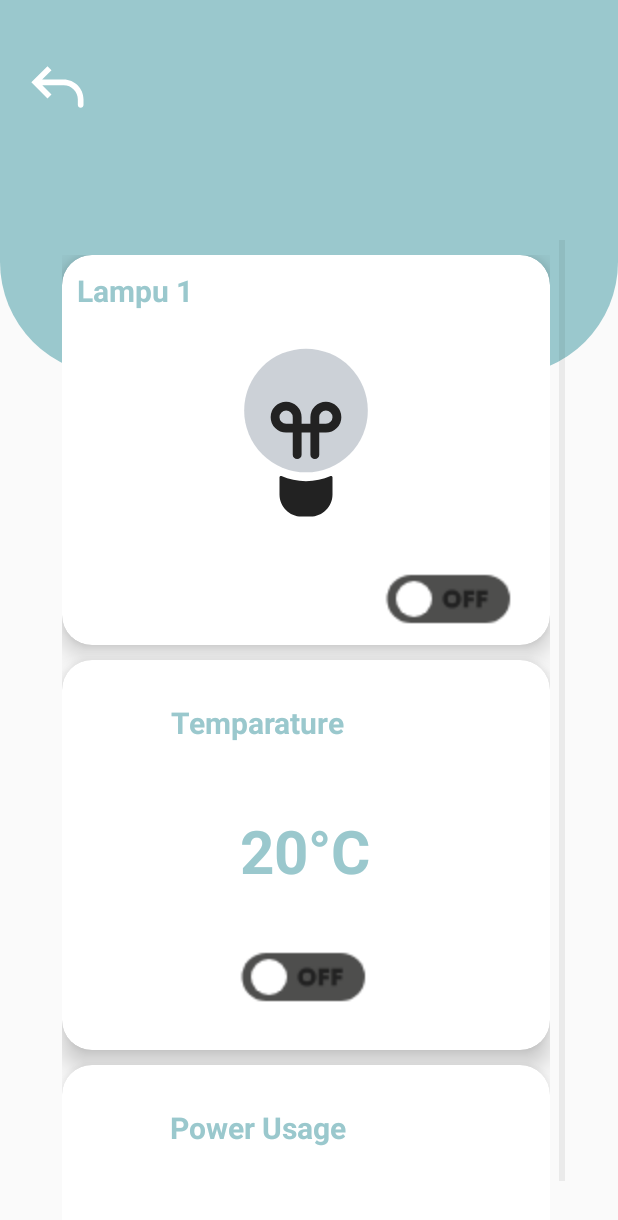
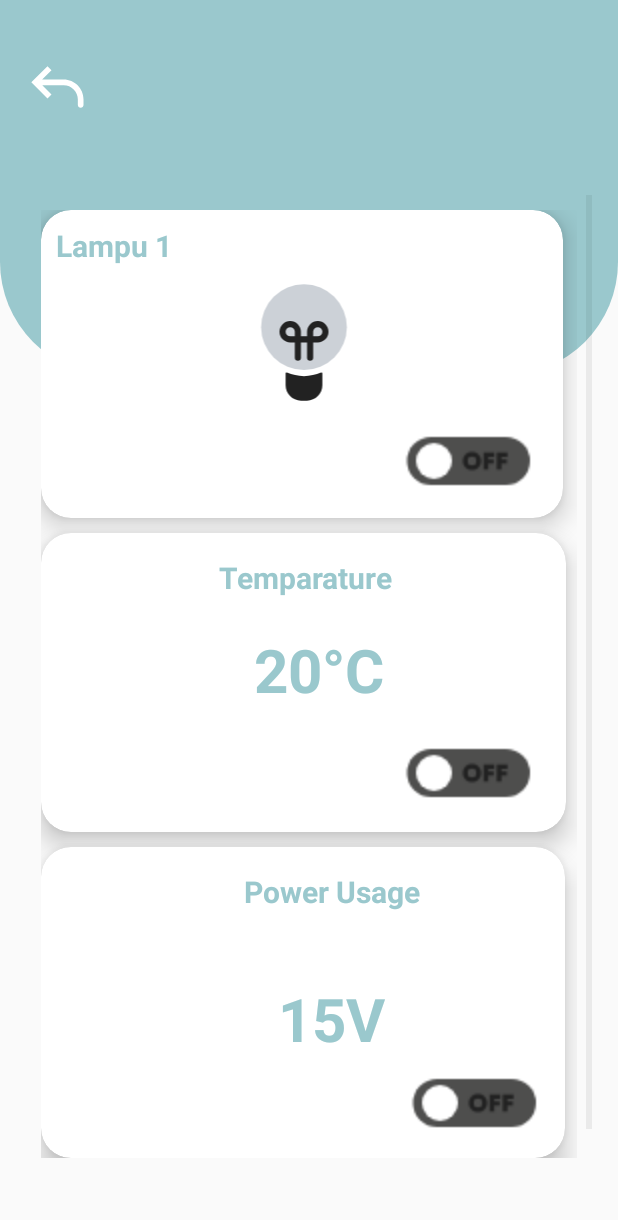
Before and after one commit to Rulls182/Application_Smart_Panel, an Android app: the LampActivity screen opened directly, with no data from a screen before it, on a phone screen of 412 x 824 dp. Shown: the top 1220 px of the screen. Run offline under Robolectric (Android 15) with nearby library versions, the phone set to English and light mode, and no system bars; our stand-ins replace Firebase (no records; nobody signed in at launch, a user with empty details on screens opened directly); 2 statements that could not run were skipped.

Commit message:
Update progres

```diff
--- a/app/src/main/java/com/example/smartpanel/LampActivity.kt
+++ b/app/src/main/java/com/example/smartpanel/LampActivity.kt
@@ -39,7 +39,7 @@ class LampActivity : AppCompatActivity() {
             Toast.makeText(this@LampActivity, selectedItem.title, Toast.LENGTH_SHORT).show()
         }
 
-        // Retrieve data from the cloud for temperature and power usage
+        // Menarik data dari cloud
         database.child("sensors/temp").addValueEventListener(object : ValueEventListener {
             override fun onDataChange(dataSnapshot: DataSnapshot) {
                 val temp = dataSnapshot.getValue(Int::class.java) ?: 0
@@ -76,6 +76,12 @@ class LampActivity : AppCompatActivity() {
             database.child("devices/temp_sensor").setValue(status)
         }
 
+        val switchRelay = findViewById<Switch>(R.id.switchrelay)
+        switchTemp?.setOnCheckedChangeListener { _, isChecked ->
+            val status = if (isChecked) "ON" else "OFF"
+            database.child("devices/relay").setValue(status)
+        }
+
         // button back
         val backButton = findViewById<ImageButton>(R.id.back_button)
         backButton.setOnClickListener {
@@ -83,4 +89,5 @@ class LampActivity : AppCompatActivity() {
             startActivity(intent)
         }
     }
+
 }
--- a/app/src/main/res/drawable/switch_on.xml
+++ b/app/src/main/res/drawable/switch_on.xml
@@ -8,9 +8,9 @@
             android:pathData="M0,0h48v24h-48z"/>
         <path
             android:pathData="M13,4L37,4A8,8 0,0 1,45 12L45,12A8,8 0,0 1,37 20L13,20A8,8 0,0 1,5 12L5,12A8,8 0,0 1,13 4z"
-            android:fillColor="#f6DA01"/>
+            android:fillColor="#90EE90"/>
         <path
             android:pathData="M16.689,15.142A2.9,2.9 0,0 0,19.765 12.2,2.9 2.9,0 0,0 16.689,9.258 2.906,2.906 0,0 0,13.604 12.2,2.906 2.906,0 0,0 16.689,15.142ZM16.689,13.706A1.446,1.446 0,0 1,15.211 12.2,1.446 1.446,0 0,1 16.689,10.694 1.436,1.436 0,0 1,18.156 12.2,1.436 1.436,0 0,1 16.689,13.706ZM24.056,9.4v2.938L21.904,9.4L20.556,9.4L20.556,15h1.5L22.056,11.961L24.273,15h1.276L25.549,9.4Z"
-            android:fillColor="#EDB709"/>
+            android:fillColor="#32CD32"/>
     </group>
 </vector>
--- a/app/src/main/res/layout/activity_lamp.xml
+++ b/app/src/main/res/layout/activity_lamp.xml
@@ -40,18 +40,16 @@
         app:layout_constraintTop_toTopOf="parent">
     </ImageButton>
 
-    <!-- Mengganti GridLayout dengan ListView -->
     <ListView
         android:id="@+id/list_view"
-        android:layout_width="345dp"
-        android:layout_height="721dp"
+        android:layout_width="377dp"
+        android:layout_height="642dp"
         android:layout_marginStart="5dp"
-        android:layout_marginTop="48dp"
         android:layout_marginBottom="16dp"
         app:layout_constraintBottom_toBottomOf="parent"
         app:layout_constraintEnd_toEndOf="parent"
-        app:layout_constraintHorizontal_bias="0.428"
+        app:layout_constraintHorizontal_bias="0.413"
         app:layout_constraintStart_toStartOf="parent"
-        app:layout_constraintTop_toBottomOf="@+id/title"
-        app:layout_constraintVertical_bias="0.0" />
+        app:layout_constraintTop_toBottomOf="@+id/back_button"
+        app:layout_constraintVertical_bias="0.578" />
 </androidx.constraintlayout.widget.ConstraintLayout>
--- a/app/src/main/res/layout/list_item.xml
+++ b/app/src/main/res/layout/list_item.xml
@@ -8,15 +8,15 @@
     android:padding="10dp">
 
     <androidx.cardview.widget.CardView
-        android:layout_width="match_parent"
-        android:layout_height="260dp"
+        android:layout_width="348dp"
+        android:layout_height="205dp"
         android:layout_marginBottom="10dp"
         android:padding="10dp"
         app:cardCornerRadius="20dp"
         app:cardElevation="10dp">
 
         <androidx.constraintlayout.widget.ConstraintLayout
-            android:layout_width="match_parent"
+            android:layout_width="350dp"
             android:layout_height="match_parent">
 
             <TextView
@@ -34,12 +34,13 @@
 
             <ImageView
                 android:id="@+id/iconlamp"
-                android:layout_width="141dp"
-                android:layout_height="152dp"
-                android:layout_marginTop="8dp"
+                android:layout_width="105dp"
+                android:layout_height="98dp"
+                android:layout_marginTop="4dp"
                 android:src="@drawable/icon_lamp_off"
                 app:layout_constraintDimensionRatio="1:1"
                 app:layout_constraintEnd_toEndOf="parent"
+                app:layout_constraintHorizontal_bias="0.501"
                 app:layout_constraintStart_toStartOf="parent"
                 app:layout_constraintTop_toBottomOf="@id/textcard1" />
 
@@ -47,7 +48,7 @@
                 android:id="@+id/switchlamp"
                 android:layout_width="wrap_content"
                 android:layout_height="wrap_content"
-                android:layout_marginTop="20dp"
+                android:layout_marginTop="16dp"
                 android:checked="false"
                 android:enabled="true"
                 android:scaleX="2"
@@ -55,7 +56,7 @@
                 android:thumb="@drawable/thumb"
                 android:track="@drawable/track"
                 app:layout_constraintEnd_toEndOf="parent"
-                app:layout_constraintHorizontal_bias="0.845"
+                app:layout_constraintHorizontal_bias="0.867"
                 app:layout_constraintStart_toStartOf="parent"
                 app:layout_constraintTop_toBottomOf="@id/iconlamp"
                 tools:ignore="UseSwitchCompatOrMaterialXml" />
@@ -63,8 +64,8 @@
     </androidx.cardview.widget.CardView>
 
     <androidx.cardview.widget.CardView
-        android:layout_width="match_parent"
-        android:layout_height="260dp"
+        android:layout_width="350dp"
+        android:layout_height="199dp"
         android:layout_marginBottom="10dp"
         android:padding="10dp"
         app:cardCornerRadius="20dp"
@@ -78,14 +79,13 @@
                 android:id="@+id/temp"
                 android:layout_width="392dp"
                 android:layout_height="27dp"
-                android:layout_marginTop="28dp"
+                android:layout_marginTop="16dp"
                 android:text="Temparature"
+                android:textAlignment="center"
                 android:textColor="@color/cyan"
+                android:textSize="20sp"
                 android:textStyle="bold"
-                android:textAlignment="center"
-                android:textSize="20sp"
                 app:layout_constraintEnd_toEndOf="parent"
-                app:layout_constraintHorizontal_bias="1.0"
                 app:layout_constraintStart_toStartOf="parent"
                 app:layout_constraintTop_toTopOf="parent" />
 
@@ -93,7 +93,7 @@
                 android:id="@+id/celcius"
                 android:layout_width="177dp"
                 android:layout_height="55dp"
-                android:layout_marginTop="100dp"
+                android:layout_marginTop="64dp"
                 android:text="20°C"
                 android:textAlignment="center"
                 android:textColor="@color/cyan"
@@ -108,46 +108,47 @@
                 android:id="@+id/switchtemp"
                 android:layout_width="wrap_content"
                 android:layout_height="wrap_content"
-                android:layout_marginTop="44dp"
                 android:checked="false"
                 android:enabled="true"
                 android:scaleX="2"
                 android:scaleY="2"
                 android:thumb="@drawable/thumb"
                 android:track="@drawable/track"
+                app:layout_constraintBottom_toBottomOf="parent"
                 app:layout_constraintEnd_toEndOf="parent"
-                app:layout_constraintHorizontal_bias="0.498"
+                app:layout_constraintHorizontal_bias="0.867"
                 app:layout_constraintStart_toStartOf="parent"
-                app:layout_constraintTop_toBottomOf="@id/celcius"
+                app:layout_constraintTop_toBottomOf="@+id/temp"
+                app:layout_constraintVertical_bias="0.795"
                 tools:ignore="UseSwitchCompatOrMaterialXml" />
 
         </androidx.constraintlayout.widget.ConstraintLayout>
     </androidx.cardview.widget.CardView>
 
     <androidx.cardview.widget.CardView
-        android:layout_width="match_parent"
-        android:layout_height="260dp"
+        android:layout_width="349dp"
+        android:layout_height="207dp"
         android:layout_marginBottom="10dp"
         android:padding="10dp"
         app:cardCornerRadius="20dp"
         app:cardElevation="10dp">
 
         <androidx.constraintlayout.widget.ConstraintLayout
-            android:layout_width="match_parent"
+            android:layout_width="386dp"
             android:layout_height="match_parent">
 
             <TextView
                 android:id="@+id/tvPowerUsage"
                 android:layout_width="392dp"
                 android:layout_height="27dp"
-                android:layout_marginTop="28dp"
+                android:layout_marginTop="16dp"
                 android:text="Power Usage"
+                android:textAlignment="center"
                 android:textColor="@color/cyan"
+                android:textSize="20sp"
                 android:textStyle="bold"
-                android:textAlignment="center"
-                android:textSize="20sp"
                 app:layout_constraintEnd_toEndOf="parent"
-                app:layout_constraintHorizontal_bias="1.0"
+                app:layout_constraintHorizontal_bias="0.666"
                 app:layout_constraintStart_toStartOf="parent"
                 app:layout_constraintTop_toTopOf="parent" />
 
@@ -163,10 +164,27 @@
                 android:textStyle="bold"
                 app:layout_constraintBottom_toBottomOf="parent"
                 app:layout_constraintEnd_toEndOf="parent"
-                app:layout_constraintHorizontal_bias="0.0"
                 app:layout_constraintStart_toStartOf="parent"
                 app:layout_constraintTop_toBottomOf="@+id/tvPowerUsage"
-                app:layout_constraintVertical_bias="0.122" />
+                app:layout_constraintVertical_bias="0.0" />
+
+            <Switch
+                android:id="@+id/switchrelay"
+                android:layout_width="wrap_content"
+                android:layout_height="wrap_content"
+                android:checked="false"
+                android:enabled="true"
+                android:scaleX="2"
+                android:scaleY="2"
+                android:thumb="@drawable/thumb"
+                android:track="@drawable/track"
+                app:layout_constraintBottom_toBottomOf="parent"
+                app:layout_constraintEnd_toEndOf="parent"
+                app:layout_constraintHorizontal_bias="0.786"
+                app:layout_constraintStart_toStartOf="parent"
+                app:layout_constraintTop_toBottomOf="@+id/volt"
+                app:layout_constraintVertical_bias="0.242"
+                tools:ignore="UseSwitchCompatOrMaterialXml" />
 
 
         </androidx.constraintlayout.widget.ConstraintLayout>
```
